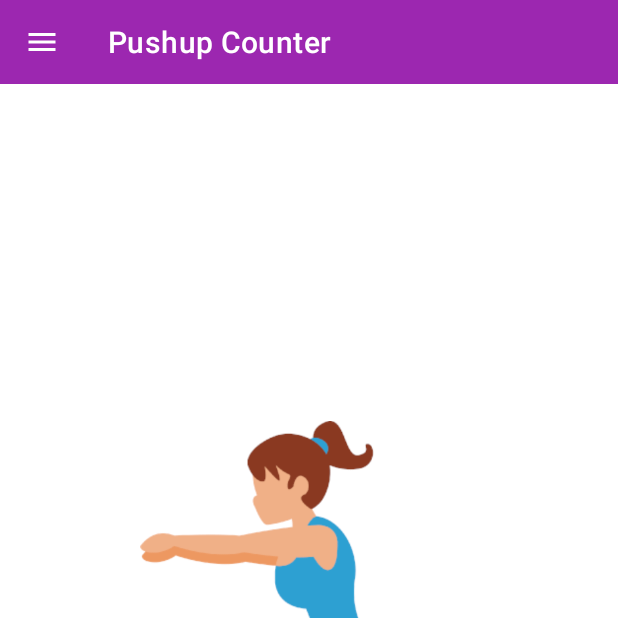
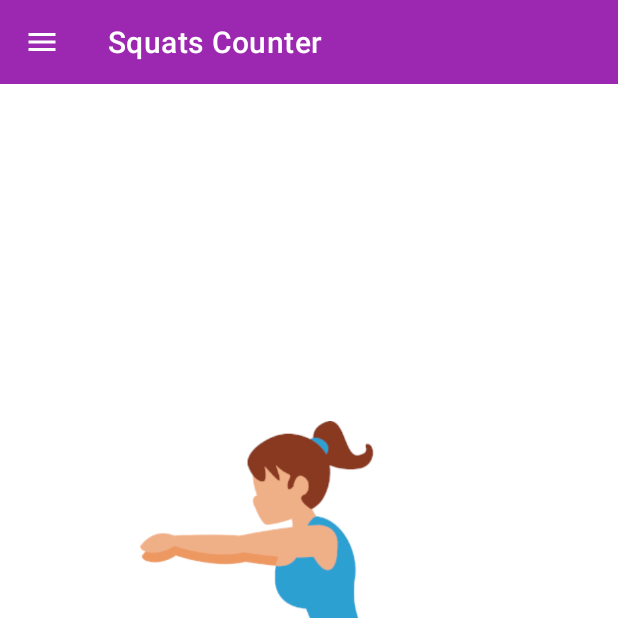
Before and after one commit to ParmuY/PushupCounter, an Android app: the screen it shows after launch (SquatActivity), item 2 of the bottom bar chosen, on a phone screen of 412 x 824 dp, the top half of it. Run offline under Robolectric (Android 15) with nearby library versions, the phone set to English and light mode, and no system bars; our stand-ins replace AdMob, CircleImageView; libraries missing offline, so code that uses them is left out: nl.dionsegijn.konfetti; plain views replace KonfettiView; 1 statement that could not run was skipped.

Commit message:
some other fix

```diff
--- a/app/src/main/java/com/parmu/pushupcounter/CountupActivity.java
+++ b/app/src/main/java/com/parmu/pushupcounter/CountupActivity.java
@@ -104,7 +104,7 @@ public class CountupActivity extends AppCompatActivity implements SensorEventLis
 
     private void highScoreSetting(){
         prefHighScore2 = getSharedPreferences(PREF_HIGH_SCORE_FILE_NAME_2,MODE_PRIVATE);
-        highScore2 = prefHighScore2.getInt("highscore",0);
+        highScore2 = prefHighScore2.getInt("highscore",1);
         editorHighScore2 = prefHighScore2.edit();
         if(numberOfPushups > highScore2){
             highScore2= numberOfPushups;
--- a/app/src/main/java/com/parmu/pushupcounter/MainActivity.java
+++ b/app/src/main/java/com/parmu/pushupcounter/MainActivity.java
@@ -58,7 +58,7 @@ public class MainActivity extends AppCompatActivity{
         admobBanner();
         hamburgerToolbarActionBar();
         prefHighScore = getSharedPreferences(PREF_HIGH_SCORE_FILE_NAME,MODE_PRIVATE);
-        highScore = prefHighScore.getInt("highscore",0);
+        highScore = prefHighScore.getInt("highscore",1);
         recentPushupsTextView = findViewById(R.id.text_view_count_display);
         ImageButton refreshButton = findViewById(R.id.button_refresh);
         refreshButton.setOnClickListener(v -> {numberOfPushups=0; recentPushupsTextView.setText(String.valueOf(numberOfPushups));  });
@@ -96,14 +96,6 @@ public class MainActivity extends AppCompatActivity{
         return super.onOptionsItemSelected(item);
     }
     private void displayHighScore() {
-        SharedPreferences prefIsFirstRun = getSharedPreferences("com.parmu.pushupcounter.isfirstrun", MODE_PRIVATE);
-        boolean isFirstRun = prefIsFirstRun.getBoolean("isfirstrun", true);
-        if (isFirstRun) {
-            SharedPreferences.Editor editorIsFirstRun = prefIsFirstRun.edit();
-            editorIsFirstRun.putBoolean("isfirstrun", false).apply();
-        }
-
-        if(!isFirstRun) {
             if (numberOfPushups >= highScore) {
                 final KonfettiView konfettiView = findViewById(R.id.view_konfetti);
                 konfettiView.build()
@@ -118,7 +110,6 @@ public class MainActivity extends AppCompatActivity{
                         .streamFor(300, 3000L);
                         openDialog();
             }
-        }
     }
     public void openDialog(){
         DialogHighScore dialog = new DialogHighScore();
@@ -178,22 +169,20 @@ public class MainActivity extends AppCompatActivity{
             public boolean onNavigationItemSelected(@NonNull MenuItem item) {
                 switch (item.getItemId()){
                     case R.id.pushup_item:
-                        item.setChecked(true);
-                        item.setEnabled(true);
                         Intent iPushup = new Intent(getApplicationContext(), MainActivity.class);
                         iPushup.setFlags(Intent.FLAG_ACTIVITY_NO_ANIMATION);
+                        iPushup.setFlags(Intent.FLAG_ACTIVITY_SINGLE_TOP);
                         startActivity(iPushup);
                         return true;
                     case R.id.squat_item:
-                        item.setChecked(true);
                         Intent iSquat = new Intent(getApplicationContext(), SquatActivity.class);
                         iSquat.setFlags(Intent.FLAG_ACTIVITY_NO_ANIMATION);
+                        iSquat.setFlags(Intent.FLAG_ACTIVITY_SINGLE_TOP);
                         startActivity(iSquat);
+                        return true;
                     case R.id.more_item:
-                        item.setChecked(true);
                         Toast.makeText(getApplicationContext(),"more settings",Toast.LENGTH_SHORT).show();
-
-
+                        return true;
                 }
                 return true;
             }
--- a/app/src/main/java/com/parmu/pushupcounter/SquatActivity.java
+++ b/app/src/main/java/com/parmu/pushupcounter/SquatActivity.java
@@ -49,7 +49,7 @@ public class SquatActivity extends AppCompatActivity {
         bottomNavigation();
         hamburgerToolbarActionBar();
         prefHighScoreSquat = getSharedPreferences(PREF_HIGH_SCORE_FILE_NAME,MODE_PRIVATE);
-        highScoreSquat = prefHighScoreSquat.getInt("squathighscore",0);
+        highScoreSquat = prefHighScoreSquat.getInt("squathighscore",1);
         recentSquatTextView = findViewById(R.id.squat_count_display);
         ImageButton refreshButton = findViewById(R.id.squat_refresh);
         refreshButton.setOnClickListener(v -> {numberOfSquat=0; recentSquatTextView.setText(String.valueOf(numberOfSquat));  });
@@ -70,29 +70,24 @@ public class SquatActivity extends AppCompatActivity {
                 case R.id.pushup_item:
                     Intent iPushup = new Intent(getApplicationContext(), MainActivity.class);
                     iPushup.setFlags(Intent.FLAG_ACTIVITY_NO_ANIMATION);
+                    iPushup.setFlags(Intent.FLAG_ACTIVITY_SINGLE_TOP);
                     startActivity(iPushup);
                     return true;
                 case R.id.squat_item:
                     Intent iSquat = new Intent(getApplicationContext(), SquatActivity.class);
                     iSquat.setFlags(Intent.FLAG_ACTIVITY_NO_ANIMATION);
+                    iSquat.setFlags(Intent.FLAG_ACTIVITY_SINGLE_TOP);
                     startActivity(iSquat);
+                    return true;
                 case R.id.more_item:
                     Toast.makeText(getApplicationContext(),"more settings",Toast.LENGTH_SHORT).show();
-
+                    return true;
             }
             return true;
         });
     }
 
     private void displayHighScore() {
-        SharedPreferences prefIsFirstRun = getSharedPreferences("com.parmu.pushupcounter.isfirstrun", MODE_PRIVATE);
-        boolean isFirstRun = prefIsFirstRun.getBoolean("isfirstrunforsquat", true);
-        if (isFirstRun) {
-            SharedPreferences.Editor editorIsFirstRun = prefIsFirstRun.edit();
-            editorIsFirstRun.putBoolean("isfirstrunforsquat", false).apply();
-        }
-
-        if(!isFirstRun) {
             if (numberOfSquat >= highScoreSquat) {
                 final KonfettiView konfettiView = findViewById(R.id.view_konfetti);
                 konfettiView.build()
@@ -107,7 +102,6 @@ public class SquatActivity extends AppCompatActivity {
                         .streamFor(300, 3000L);
                 openDialog();
             }
-        }
     }
     public void openDialog(){
         DialogHighScore dialog = new DialogHighScore();
@@ -142,7 +136,7 @@ public class SquatActivity extends AppCompatActivity {
     private void hamburgerToolbarActionBar(){
         Toolbar toolbar = findViewById(R.id.toolbar);
         setSupportActionBar(toolbar);
-        toolbar.setTitle("Squats Counter");
+        getSupportActionBar().setTitle("Squats Counter");
         toolbar.setBackgroundColor(getResources().getColor(R.color.purple_shade));
         drawerLayout = findViewById(R.id.drawer_layout);
         navigationView = findViewById(R.id.navigationView);
--- a/app/src/main/java/com/parmu/pushupcounter/SquatCounter.java
+++ b/app/src/main/java/com/parmu/pushupcounter/SquatCounter.java
@@ -136,7 +136,7 @@ public class SquatCounter extends AppCompatActivity implements SensorEventListen
 
         private void highScoreSetting(){
         prefHighScoreSquat = getSharedPreferences(PREF_HIGH_SCORE_FILE_NAME_2,MODE_PRIVATE);
-        highScoreSquat = prefHighScoreSquat.getInt("squathighscore",0);
+        highScoreSquat = prefHighScoreSquat.getInt("squathighscore",1);
         editorHighScoreSquat = prefHighScoreSquat.edit();
         if(numberOfSquat > highScoreSquat){
             highScoreSquat= numberOfSquat;
--- a/app/src/main/res/menu/bottom_navigation_menu.xml
+++ b/app/src/main/res/menu/bottom_navigation_menu.xml
@@ -1,6 +1,8 @@
 <?xml version="1.0" encoding="utf-8"?>
 <menu xmlns:android="http://schemas.android.com/apk/res/android"
     xmlns:app="http://schemas.android.com/apk/res-auto">
+
+    <group android:checkableBehavior="single">
     <item android:id="@+id/pushup_item"
         android:icon="@drawable/ic_pushup_vector"
         android:title="Pushup"
@@ -12,6 +14,6 @@
     <item android:id="@+id/more_item"
         android:icon="@drawable/ic_baseline_info"
         android:title="More"
-        app:showAsAction="ifRoom"/>
-
+        app:showAsAction="ifRoom" />
+    </group>
 </menu>
--- a/app/src/main/res/values-night/themes.xml
+++ b/app/src/main/res/values-night/themes.xml
@@ -15,6 +15,5 @@
     </style>
     <style name="NavigationTheme" >
         <item name="android:textSize">18sp</item>
-        <item name="android:textStyle">bold</item>
     </style>
 </resources>
--- a/app/src/main/res/values/themes.xml
+++ b/app/src/main/res/values/themes.xml
@@ -15,6 +15,5 @@
     </style>
     <style name="NavigationTheme">
         <item name="android:textSize">18sp</item>
-        <item name="android:textStyle">bold</item>
     </style>
     </resources>
```
